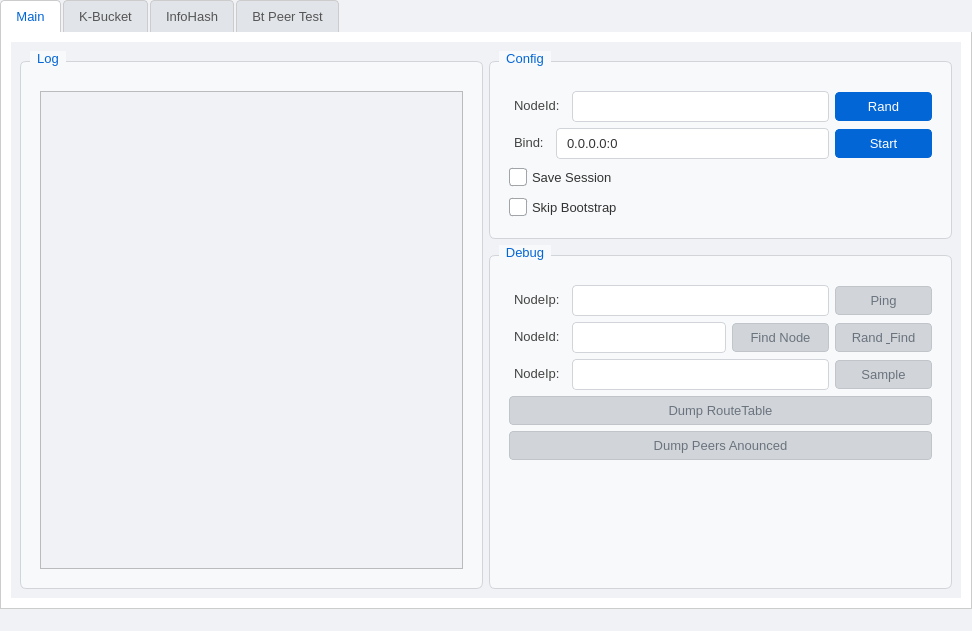
Qt form ui/main.ui (BusyStudent/DHT) before a commit.
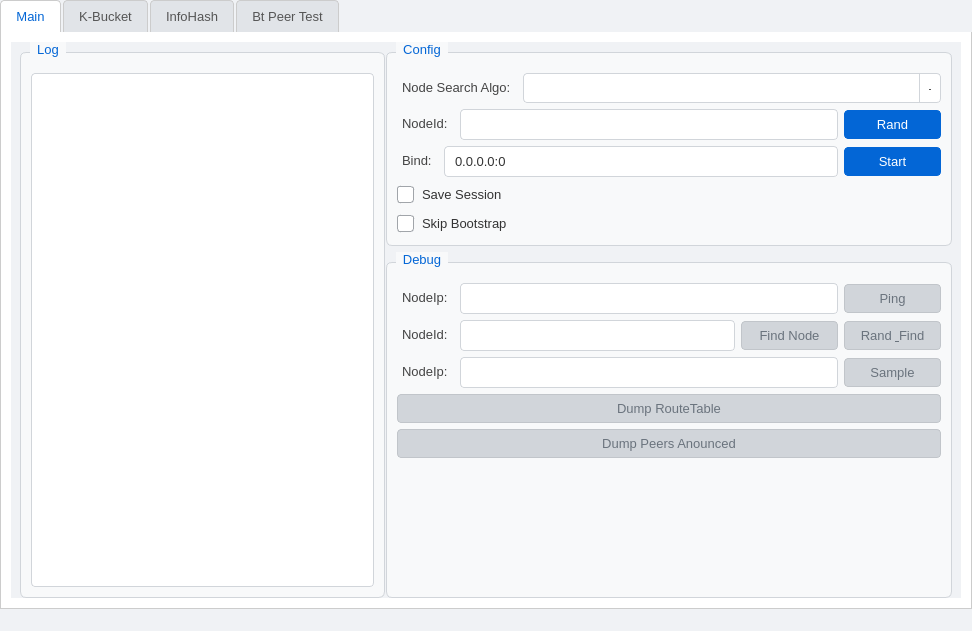
The same form after that commit. Icons and pictures are not drawn. Custom widgets are drawn as their Qt base class.

Commit message: [feature][ui][dhtsession] set max parallel, max step for a star find, update ui

```diff
--- a/ui/main.ui
+++ b/ui/main.ui
@@ -159,48 +159,54 @@
 */
 
 
-/* === Checkboxes === */
+/* === Checkbox Styles (Refined Iconless) === */
 QCheckBox {
     background-color: transparent;
-    spacing: 5px; /* Space between box and text */
-    padding: 3px 0; /* Vertical padding */
+    spacing: 8px; /* More space between box and text */
+    padding: 3px 0;
+    color: #333333; /* Ensure text color is consistent */
 }
 
 QCheckBox::indicator {
-    width: 16px;
-    height: 16px;
-    border: 1px solid #a1a5aa;
-    border-radius: 3px;
-    background-color: #ffffff;
+    width: 15px;  /* Slightly smaller */
+    height: 15px;
+    border: 1px solid #a1a5aa; /* Default gray border */
+    border-radius: 3px;      /* Slightly rounded corners */
+    background-color: #ffffff; /* White background when unchecked */
 }
 
 QCheckBox::indicator:hover {
-    border: 1px solid #0366d6; /* Highlight border on hover */
+    border: 1px solid #767a7f; /* Darker gray border on hover (unchecked) */
+}
+
+QCheckBox::indicator:focus {
+     border: 1px solid #0366d6; /* Blue border when focused (uses Tab key) */
 }
 
 QCheckBox::indicator:checked {
-    background-color: #0366d6; /* Blue fill when checked */
-    border: 1px solid #0366d6;
-    /* You can add a checkmark image here if you have one in resources */
-    /* image: url(:/icons/checkmark.png); */
+    background-color: #0366d6; /* Blue background when checked */
+    border: 1px solid #0366d6; /* Matching blue border when checked */
+    /* No image needed */
 }
 
 QCheckBox::indicator:checked:hover {
-    background-color: #005cc5;
-    border: 1px solid #005cc5;
+    background-color: #005cc5; /* Darker blue background on hover (checked) */
+    border: 1px solid #005cc5; /* Matching darker blue border */
+}
+
+QCheckBox::indicator:checked:focus {
+    border: 1px solid #00408a; /* Even darker blue border when focused+checked */
 }
 
 QCheckBox::indicator:disabled {
-    background-color: #e9ecef;
-    border: 1px solid #c1c5ca;
+    background-color: #e9ecef; /* Light gray background when disabled */
+    border: 1px solid #c1c5ca;   /* Lighter gray border */
 }
 
 QCheckBox:focus {
     outline: none; /* Remove default focus outline */
 }
-QCheckBox::indicator:focus {
-     border: 1px solid #0366d6; /* Blue border when focused */
-}
+
 /* === Menu Styling === */
 QMenu {
     background-color: #ffffff; /* White background for the menu */
@@ -324,6 +330,142 @@
 QScrollBar::add-page:vertical, QScrollBar::sub-page:vertical,
 QScrollBar::add-page:horizontal, QScrollBar::sub-page:horizontal {
     background: none;
+}
+
+/* === List Widget Styles === */
+QListWidget {
+    background-color: #ffffff; /* Match TextEdit background */
+    border: 1px solid #d1d5da; /* Match other borders */
+    border-radius: 4px;        /* Match other elements */
+    outline: none; /* Remove focus outline from the widget itself */
+    padding: 2px; /* Small padding around the items */
+}
+
+QListWidget::item {
+    background-color: transparent; /* Default item background */
+    padding: 3px 8px; /* Reduced vertical padding (3px top/bottom), kept horizontal (8px left/right) */
+    margin: 0px;      /* Removed vertical margin between items */
+    border-radius: 2px; /* Optional: slightly reduce radius for tighter look */
+    color: #333333; /* Default text color */
+    border: none; /* Ensure no border by default */
+}
+
+QListWidget::item:hover {
+    background-color: #e8f1fa; /* Light blue subtle hover */
+    color: #24292e;
+}
+
+QListWidget::item:selected {
+    background-color: #0366d6; /* Theme blue for selection */
+    color: #ffffff;          /* White text on selection */
+    /* outline: none;  Optional: Remove dotted focus outline on item */
+}
+
+/* Style for selected item when the widget doesn't have focus */
+QListWidget::item:selected:!active {
+    background-color: #d1d5da; /* Gray background when inactive */
+    color: #333333;          /* Dark text when inactive */
+}
+
+/* === ComboBox Styles === */
+QComboBox {
+    background-color: #ffffff; /* White background */
+    border: 1px solid #d1d5da; /* Standard border */
+    border-radius: 4px;       /* Rounded corners */
+    padding: 4px 25px 4px 8px; /* Top/Bottom, Right (space for arrow), Left */
+    min-height: 20px;         /* Ensure minimum height */
+    color: #333333;
+    selection-background-color: #0366d6; /* For editable combobox text selection */
+    selection-color: #ffffff;
+}
+
+/* Style when the mouse hovers over the combo box */
+QComboBox:hover {
+    border-color: #a1a5aa; /* Slightly darker border on hover */
+}
+
+/* Style when the combo box has focus */
+QComboBox:focus {
+    border-color: #0366d6; /* Blue border on focus */
+    outline: none;
+}
+
+/* Style for the drop-down arrow */
+QComboBox::drop-down {
+    subcontrol-origin: padding;
+    subcontrol-position: top right;
+    width: 20px; /* Width of the arrow area */
+
+    border-left-width: 1px;
+    border-left-color: #d1d5da; /* Separator line */
+    border-left-style: solid;
+    border-top-right-radius: 3px; /* Match main radius */
+    border-bottom-right-radius: 3px;
+    background-color: transparent; /* Make the dropdown button area transparent */
+}
+
+QComboBox::down-arrow {
+    /* You can use an image here if you have one */
+    /* image: url(:/icons/down_arrow.png); */
+    /* Simple arrow using border tricks (adjust size/color as needed) */
+    border-style: solid;
+    border-width: 1px;
+    border-color: #555555 transparent transparent transparent; /* Gray downward arrow */
+    width: 0px;
+    height: 0px;
+    /* Position the arrow */
+    position: relative;
+    top: 2px; /* Adjust vertical position */
+}
+
+QComboBox::down-arrow:on { /* Arrow when the popup is open */
+     /* Optional: Change arrow direction or color */
+     /* Example: Make it point up */
+     /* border-color: transparent transparent #555555 transparent; */
+     /* top: -3px; */
+}
+
+/* Style for the dropdown list view itself */
+QComboBox QAbstractItemView {
+    background-color: #ffffff;    /* White background */
+    border: 1px solid #cccccc;    /* Border around the popup */
+    border-radius: 4px;           /* Rounded corners */
+    padding: 4px 0px;             /* Vertical padding inside the view */
+    selection-background-color: #0366d6; /* Selection highlight color */
+    selection-color: #ffffff;     /* Text color for selected item */
+    outline: none;                /* Remove focus outline */
+    color: #333333;               /* Default text color */
+}
+
+/* Style for individual items in the dropdown list */
+QComboBox QAbstractItemView::item {
+    padding: 5px 10px;      /* Padding within each item */
+    min-height: 20px;       /* Ensure items are not too small */
+    background-color: transparent; /* Default item background */
+    border-radius: 3px;     /* Optional rounding for hover/selection */
+    margin: 0 2px;          /* Optional horizontal margin */
+    color: #333333;               /* Default text color */
+}
+
+/* Style for item when hovered */
+QComboBox QAbstractItemView::item:hover {
+    background-color: #e8f1fa; /* Light blue subtle hover */
+    color: #24292e;
+}
+
+/* Style for disabled ComboBox */
+QComboBox:disabled {
+    background-color: #e9ecef;
+    color: #6a737d;
+    border-color: #c1c5ca;
+}
+
+QComboBox::down-arrow:disabled {
+    border-top-color: #aaaaaa; /* Lighter gray arrow */
+}
+
+QComboBox::drop-down:disabled {
+    border-left-color: #c1c5ca;
 }</string>
   </property>
   <widget class="QWidget" name="centralwidget">
@@ -349,13 +491,47 @@
        <attribute name="title">
         <string>Main</string>
        </attribute>
-       <layout class="QGridLayout" name="gridLayout">
-        <item row="0" column="0" rowspan="2">
+       <layout class="QHBoxLayout" name="horizontalLayout_16">
+        <property name="spacing">
+         <number>6</number>
+        </property>
+        <property name="topMargin">
+         <number>0</number>
+        </property>
+        <property name="bottomMargin">
+         <number>0</number>
+        </property>
+        <item>
+         <widget class="QSplitter" name="splitter">
+          <property name="frameShadow">
+           <enum>QFrame::Plain</enum>
+          </property>
+          <property name="orientation">
+           <enum>Qt::Horizontal</enum>
+          </property>
+          <property name="handleWidth">
+           <number>1</number>
+          </property>
          <widget class="QGroupBox" name="groupBox_3">
           <property name="title">
            <string>Log</string>
           </property>
           <layout class="QHBoxLayout" name="horizontalLayout_7">
+            <property name="spacing">
+             <number>0</number>
+            </property>
+            <property name="leftMargin">
+             <number>0</number>
+            </property>
+            <property name="topMargin">
+             <number>0</number>
+            </property>
+            <property name="rightMargin">
+             <number>0</number>
+            </property>
+            <property name="bottomMargin">
+             <number>0</number>
+            </property>
            <item>
             <widget class="LogListWidget" name="logWidget">
              <property name="contextMenuPolicy">
@@ -368,13 +544,53 @@
            </item>
           </layout>
          </widget>
-        </item>
-        <item row="0" column="1">
+          <widget class="QWidget" name="verticalLayoutWidget">
+           <layout class="QVBoxLayout" name="verticalLayout_5">
+            <property name="bottomMargin">
+             <number>0</number>
+            </property>
+            <item>
          <widget class="QGroupBox" name="groupBox_2">
           <property name="title">
            <string>Config</string>
           </property>
           <layout class="QVBoxLayout" name="verticalLayout_3">
+               <property name="leftMargin">
+                <number>0</number>
+               </property>
+               <property name="topMargin">
+                <number>0</number>
+               </property>
+               <property name="rightMargin">
+                <number>0</number>
+               </property>
+               <property name="bottomMargin">
+                <number>0</number>
+               </property>
+               <item>
+                <layout class="QHBoxLayout" name="horizontalLayout_17">
+                 <property name="bottomMargin">
+                  <number>0</number>
+                 </property>
+                 <item>
+                  <widget class="QLabel" name="label_15">
+                   <property name="text">
+                    <string>Node Search Algo:</string>
+                   </property>
+                  </widget>
+                 </item>
+                 <item>
+                  <widget class="QComboBox" name="algoComboBox">
+                   <property name="sizePolicy">
+                    <sizepolicy hsizetype="Expanding" vsizetype="Fixed">
+                     <horstretch>0</horstretch>
+                     <verstretch>0</verstretch>
+                    </sizepolicy>
+                   </property>
+                  </widget>
+                 </item>
+                </layout>
+               </item>
            <item>
             <layout class="QHBoxLayout" name="horizontalLayout_4">
              <item>
@@ -438,7 +654,7 @@
           </layout>
          </widget>
         </item>
-        <item row="1" column="1">
+            <item>
          <widget class="QGroupBox" name="groupBox">
           <property name="enabled">
            <bool>false</bool>
@@ -447,6 +663,18 @@
            <string>Debug</string>
           </property>
           <layout class="QVBoxLayout" name="verticalLayout">
+               <property name="leftMargin">
+                <number>0</number>
+               </property>
+               <property name="topMargin">
+                <number>0</number>
+               </property>
+               <property name="rightMargin">
+                <number>0</number>
+               </property>
+               <property name="bottomMargin">
+                <number>0</number>
+               </property>
            <item>
             <layout class="QHBoxLayout" name="horizontalLayout_2">
              <item>
@@ -549,6 +777,10 @@
         </item>
        </layout>
       </widget>
+         </widget>
+        </item>
+       </layout>
+      </widget>
       <widget class="QWidget" name="tab_2">
        <attribute name="title">
         <string>K-Bucket</string>
```
Left out of the diff: 94 changed lines with no effect on the pictures. Lines whose indentation alone changed are shown as unchanged. The commit also changes 3 other files.
